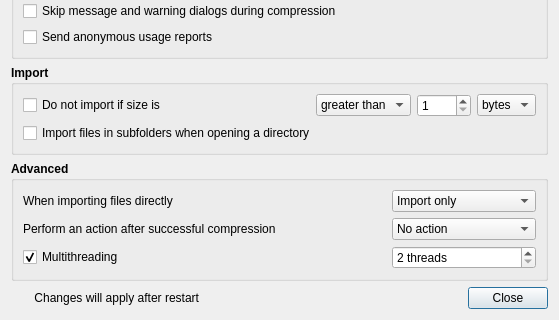
Above: views/PreferencesDialog.ui from Lymphatus/caesium-image-compressor before the change; both pictures show x 0 to 559 and y 147 to 467 of the 559 by 467 pixel window. Below: the same form after it.
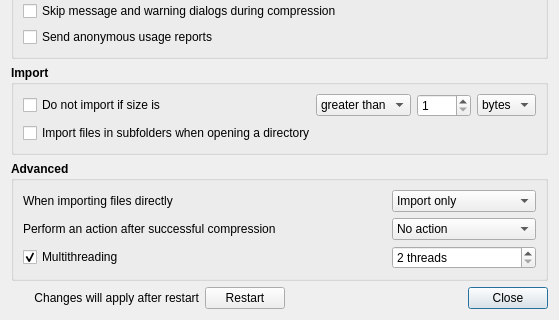
That is the form after the change. Icons and pictures are not drawn.

Commit message: Restart button in preferences

Patch:
```diff
--- a/views/PreferencesDialog.ui
+++ b/views/PreferencesDialog.ui
@@ -512,6 +512,19 @@
        <property name="alignment">
         <set>Qt::AlignRight|Qt::AlignTrailing|Qt::AlignVCenter</set>
        </property>
+       <property name="openExternalLinks">
+        <bool>false</bool>
+       </property>
+      </widget>
+     </item>
+     <item>
+      <widget class="QPushButton" name="restart_Button">
+       <property name="text">
+        <string>Restart</string>
+       </property>
+       <property name="autoDefault">
+        <bool>false</bool>
+       </property>
       </widget>
      </item>
      <item>
```
The commit also changes 25 other files.
